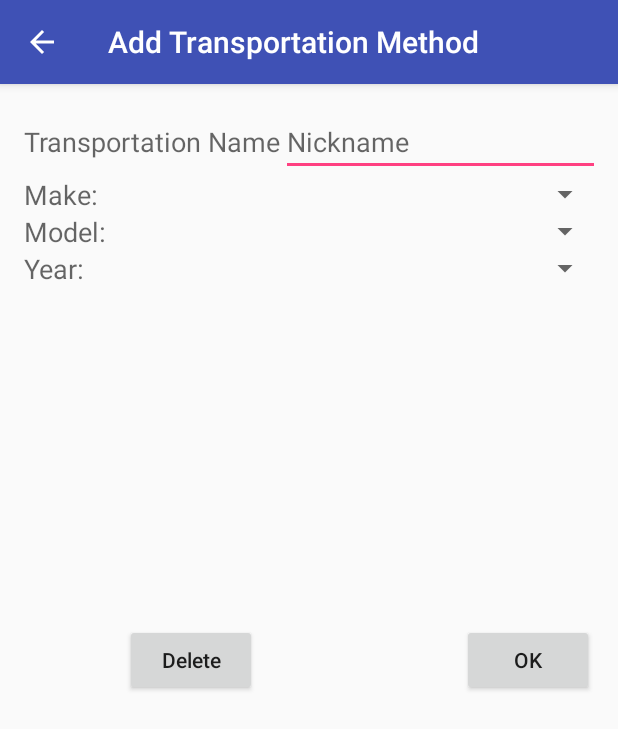
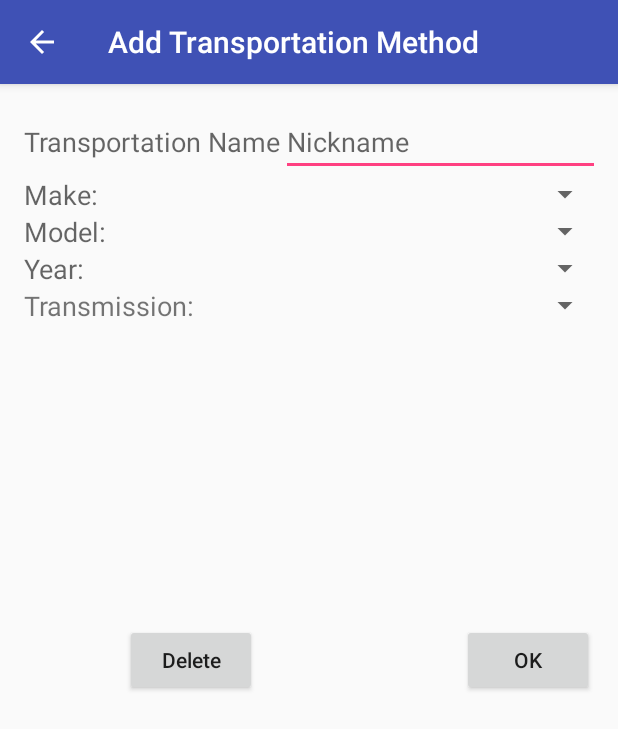
Before and after one commit to aryatavakoli/CarbonTracker, an Android app: the TransportationAddActivity screen opened directly, with no data from a screen before it, on a phone screen of 412 x 824 dp. Shown: the top 729 px of the screen. Run offline under Robolectric (Android 15) with nearby library versions, the phone set to English and light mode, and no system bars.

Commit message:
Added transmission dropdown to AddVehicle UI

```diff
--- a/app/src/main/res/layout/activity_transportation_add.xml
+++ b/app/src/main/res/layout/activity_transportation_add.xml
@@ -12,7 +12,8 @@
 
     <TableLayout
         android:layout_width="wrap_content"
-        android:layout_height="wrap_content">
+        android:layout_height="wrap_content"
+        android:id="@+id/tableLayout">
 
         <TableRow
             android:layout_width="wrap_content"
@@ -83,6 +84,23 @@
                 android:id="@+id/add_transport_dropdown_year" />
 
         </TableRow>
+        <TableRow>
+            <TextView
+                android:text="Transmission:"
+                android:layout_width="wrap_content"
+                android:layout_height="wrap_content"
+                android:id="@+id/tvTransmission"
+                android:textSize="18sp"
+                android:layout_below="@+id/tableLayout"
+                android:layout_alignParentStart="true" />
+            <Spinner
+                android:layout_width="match_parent"
+                android:layout_height="wrap_content"
+                android:id="@+id/add_transport_dropdown_transmission"
+                android:layout_alignBottom="@+id/tvTransmission"
+                android:layout_toEndOf="@+id/add_transport_delete_btn"
+                android:layout_marginStart="17dp" />
+        </TableRow>
     </TableLayout>
 
     <Button
```
Also changed, not shown: app/src/main/java/com/cmpt276/indigo/carbontracker/TransportationAddActivity.java (+31 -7 lines), app/src/main/java/com/cmpt276/indigo/carbontracker/carbon_tracker_model/CarbonFootprintComponentCollection.java (+16 -0 lines), app/src/main/java/com/cmpt276/indigo/carbontracker/carbon_tracker_model/VehicleModel.java (+12 -0 lines).
